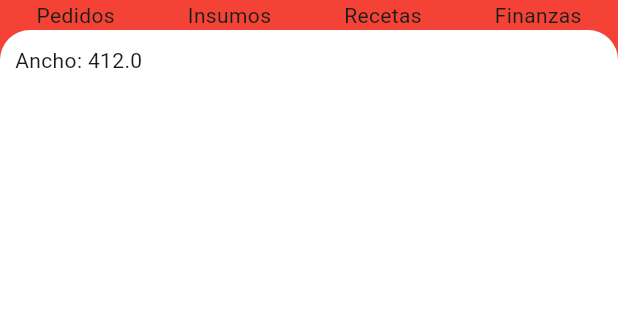
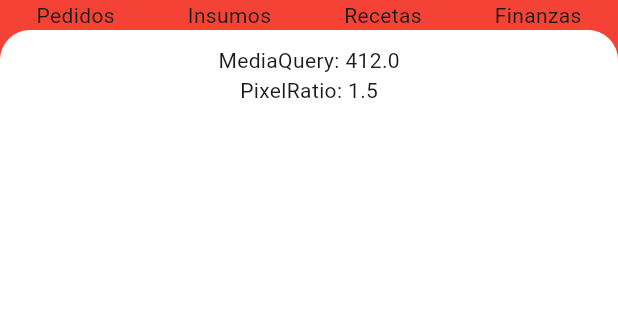
Before and after one commit to Jolut11/flutter_buhos, a Flutter app: the screen it shows after launch, on a phone screen of 412 x 824 dp, the part 330-650 px from its top. Run offline on Flutter 3.47's test engine with Material 3 defaults, Android fonts, the light colour scheme and no system bars; network calls fail.

Commit message:
cambio de pixel ratio

```diff
--- a/lib/home_view.dart
+++ b/lib/home_view.dart
@@ -52,8 +52,15 @@ class HomeView extends StatelessWidget {
                               topRight: Radius.circular(20),
                             ),
                           ),
-                          child: Text(
-                            'Ancho: ${MediaQuery.of(context).size.width}',
+                          child: Column(
+                            children: [
+                              Text(
+                                'MediaQuery: ${MediaQuery.of(context).size.width}',
+                              ),
+                              Text(
+                                'PixelRatio: ${MediaQuery.of(context).devicePixelRatio}',
+                              ),
+                            ],
                           ),
                         ),
                       ),
```
